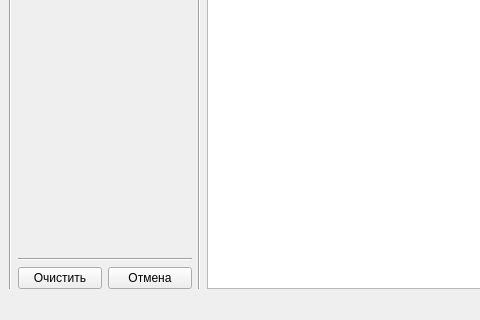
This is lab_07/mainwindow.ui in AskaryanKarine/BMSTU-CG as Qt 5 draws it before an edit; both pictures show x 0 to 480 and y 280 to 600 of the 800 by 600 pixel window. The edited form follows.
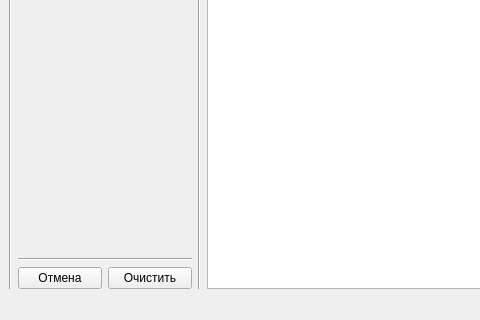
This is the edited form.

```diff
--- a/lab_07/mainwindow.ui
+++ b/lab_07/mainwindow.ui
@@ -301,16 +301,16 @@
         <item>
          <layout class="QHBoxLayout" name="horizontalLayout_7">
           <item>
-           <widget class="QPushButton" name="pushButton_clear">
+           <widget class="QPushButton" name="pushButton_cancel">
             <property name="text">
-             <string>Очистить</string>
+             <string>Отмена</string>
             </property>
            </widget>
           </item>
           <item>
-           <widget class="QPushButton" name="pushButton_cancel">
+           <widget class="QPushButton" name="pushButton_clear">
             <property name="text">
-             <string>Отмена</string>
+             <string>Очистить</string>
             </property>
            </widget>
           </item>
```
